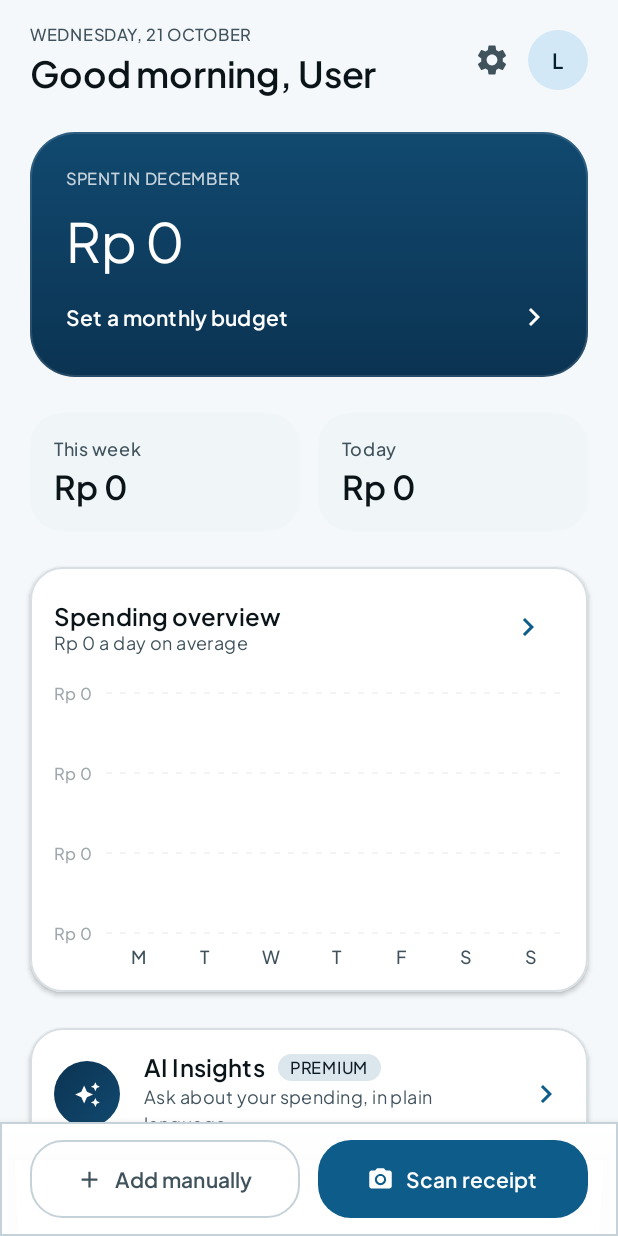
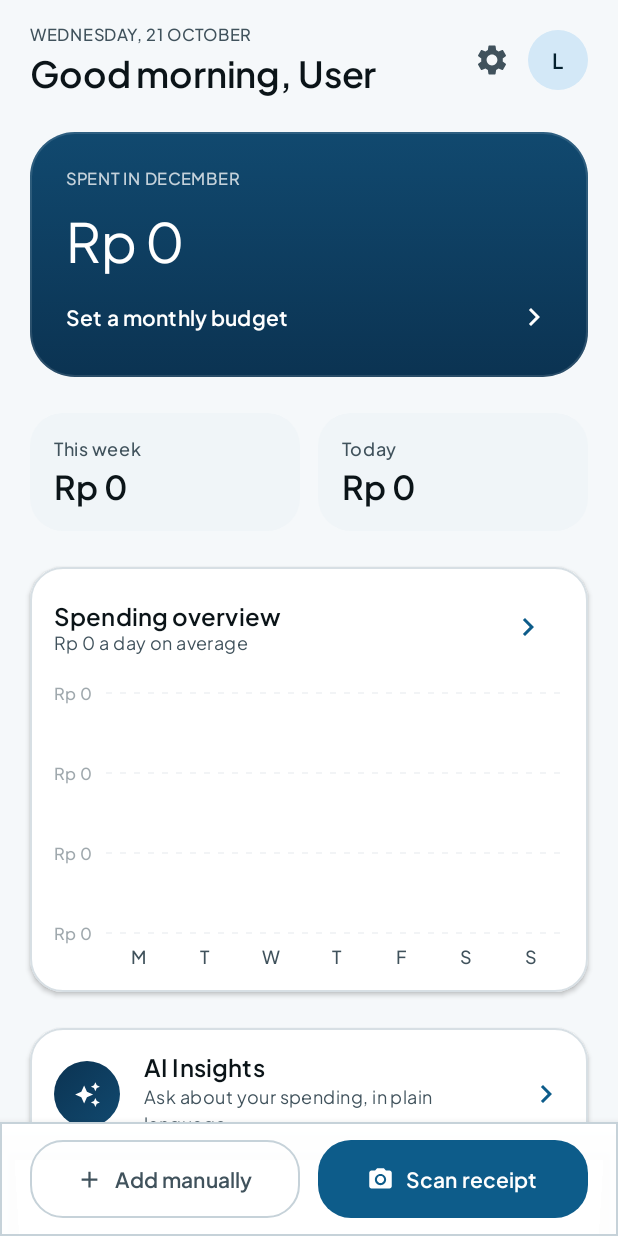
Before and after one commit to Reva0201/LenSpent, an Android app built with Jetpack Compose: the screen it shows after launch (MainActivity), after a tap on "Start tracking", on a phone screen of 412 x 824 dp. Run offline under Robolectric (Android 15) with nearby library versions, the phone set to English and light mode, and no system bars; our stand-ins replace Room's generated code; 1 statement that could not run was skipped; 1 other tap on this screen came first.

Commit message:
Theme: warmer dark scheme, designed category palette, no PREMIUM label
Dark scheme
- Was #080E12, near-black with a blue cast: against the phone's own bezel the
  page read as a hole and every card looked like a slightly different shade of
  it. Now #101418 with surfaces stepped at #181D22 / #1D2329, so a card is
  legibly above the page. Hero lifted to #1B3B52 to stay in the same family.

Category palette
- The nine category colours were Material swatches (#4CAF50, #FF7043, #AB47BC)
  that sat louder than the entire rest of the palette, and they repeat on every
  row, tile and breakdown bar. They now live in ui/theme/CategoryPalette: equal
  chroma, about 45% lightness, spaced around the wheel, red reserved for errors.
- The palette adjusts itself in dark mode, so one category cannot end up three
  shades of itself in three places.

Other
- Removed the PREMIUM pill from the AI card, the Premium prefix from the chat
  subtitle and from onboarding: there is no paid tier, so the label was
  advertising a distinction that does not exist.
- Fixed mojibake in two AI chat strings. A UTF-8 ellipsis had been written as
  raw bytes, so the input placeholder rendered as "Ask about your spending"."
  followed by garbage on screen.

```diff
--- a/app/src/main/java/org/umn/lensspent/AiChatScreen.kt
+++ b/app/src/main/java/org/umn/lensspent/AiChatScreen.kt
@@ -113,7 +113,7 @@ fun AiChatScreen(
                             fontWeight = FontWeight.Bold
                         )
                         Text(
-                            text = "Premium • Powered by DeepSeek",
+                            text = "Powered by DeepSeek",
                             style = MaterialTheme.typography.labelSmall,
                             color = MaterialTheme.colorScheme.onSurfaceVariant
                         )
@@ -235,7 +235,7 @@ private fun AwaitingReplyBubble() {
                     color = MaterialTheme.colorScheme.primary
                 )
                 Text(
-                    text = "Reading your recent spending…",
+                    text = "Reading your recent spending...",
                     style = MaterialTheme.typography.bodySmall,
                     color = MaterialTheme.colorScheme.onSurfaceVariant
                 )
@@ -263,7 +263,7 @@ private fun AiChatInputRow(
             value = draft,
             onValueChange = onDraftChange,
             modifier = Modifier.weight(1f),
-            placeholder = { Text(text = "Ask about your spending…") },
+            placeholder = { Text(text = "Ask about your spending...") },
             shape = MaterialTheme.shapes.large,
             maxLines = 4,
             keyboardOptions = KeyboardOptions(imeAction = ImeAction.Send),
--- a/app/src/main/java/org/umn/lensspent/HomeScreen.kt
+++ b/app/src/main/java/org/umn/lensspent/HomeScreen.kt
@@ -545,6 +545,12 @@ private fun SpendingOverviewCard(
  * It earns a gradient disc rather than a plain circle because it is a different kind of thing from the
  * ledger underneath: the accent is the app saying "this one costs money".
  */
+/**
+ * The AI entry point on the dashboard.
+ *
+ * No "PREMIUM" pill: the app has no paid tier behind it, so the label was advertising a distinction
+ * that does not exist. The card says what it does and lets the screen behind it say the rest.
+ */
 @Composable
 private fun AiInsightsCard(onClick: () -> Unit) {
     val hero = LocalHeroColors.current
@@ -575,30 +581,11 @@ private fun AiInsightsCard(onClick: () -> Unit) {
                 modifier = Modifier.weight(1f),
                 verticalArrangement = Arrangement.spacedBy(Spacing.xxs)
             ) {
-                Row(
-                    horizontalArrangement = Arrangement.spacedBy(Spacing.sm),
-                    verticalAlignment = Alignment.CenterVertically
-                ) {
-                    Text(
-                        text = "AI Insights",
-                        style = MaterialTheme.typography.titleMedium,
-                        color = MaterialTheme.colorScheme.onSurface
-                    )
-                    Surface(
-                        shape = MaterialTheme.shapes.small,
-                        color = MaterialTheme.colorScheme.secondaryContainer
-                    ) {
-                        Text(
-                            text = "PREMIUM",
-                            style = MaterialTheme.typography.labelSmall,
-                            color = MaterialTheme.colorScheme.onSecondaryContainer,
-                            modifier = Modifier.padding(
-                                horizontal = Spacing.sm,
-                                vertical = Spacing.xxs
-                            )
-                        )
-                    }
-                }
+                Text(
+                    text = "AI Insights",
+                    style = MaterialTheme.typography.titleMedium,
+                    color = MaterialTheme.colorScheme.onSurface
+                )
                 Text(
                     text = "Ask about your spending, in plain language",
                     style = MaterialTheme.typography.bodySmall,
--- a/app/src/main/java/org/umn/lensspent/data/local/DefaultCategories.kt
+++ b/app/src/main/java/org/umn/lensspent/data/local/DefaultCategories.kt
@@ -1,6 +1,7 @@
 package org.umn.lensspent.data.local
 
 import org.umn.lensspent.data.local.entity.CategoryEntity
+import org.umn.lensspent.ui.theme.CategoryPalette
 
 /**
  * The starting taxonomy, seeded once on first launch.
@@ -8,15 +9,73 @@ import org.umn.lensspent.data.local.entity.CategoryEntity
  * This list is the single source of truth for categories: the confirmation sheet offers exactly these
  * (plus whatever the user adds), the charts colour by [CategoryEntity.colorHex], and the on-device
  * model is later asked to choose from these names only.
+ *
+ * The colours come from `ui/theme/CategoryPalette` rather than hex literals here, so the taxonomy and
+ * the theme cannot drift apart: a category colour is a design decision, and design decisions live in
+ * one place.
  */
 val DefaultCategories: List<CategoryEntity> = listOf(
-    CategoryEntity(name = "Groceries", iconKey = "groceries", colorHex = "#4CAF50", sortOrder = 0),
-    CategoryEntity(name = "Dining", iconKey = "dining", colorHex = "#FF7043", sortOrder = 1),
-    CategoryEntity(name = "Transport", iconKey = "transport", colorHex = "#42A5F5", sortOrder = 2),
-    CategoryEntity(name = "Shopping", iconKey = "shopping", colorHex = "#AB47BC", sortOrder = 3),
-    CategoryEntity(name = "Bills", iconKey = "bills", colorHex = "#FFA726", sortOrder = 4),
-    CategoryEntity(name = "Health", iconKey = "health", colorHex = "#EF5350", sortOrder = 5),
-    CategoryEntity(name = "Entertainment", iconKey = "entertainment", colorHex = "#26C6DA", sortOrder = 6),
-    CategoryEntity(name = "Education", iconKey = "education", colorHex = "#7E57C2", sortOrder = 7),
-    CategoryEntity(name = "Other", iconKey = "other", colorHex = "#78909C", sortOrder = 8)
+    CategoryEntity(
+        name = "Groceries",
+        iconKey = "groceries",
+        colorHex = CategoryPalette.Groceries.toHex(),
+        sortOrder = 0
+    ),
+    CategoryEntity(
+        name = "Dining",
+        iconKey = "dining",
+        colorHex = CategoryPalette.Dining.toHex(),
+        sortOrder = 1
+    ),
+    CategoryEntity(
+        name = "Transport",
+        iconKey = "transport",
+        colorHex = CategoryPalette.Transport.toHex(),
+        sortOrder = 2
+    ),
+    CategoryEntity(
+        name = "Shopping",
+        iconKey = "shopping",
+        colorHex = CategoryPalette.Shopping.toHex(),
+        sortOrder = 3
+    ),
+    CategoryEntity(
+        name = "Bills",
+        iconKey = "bills",
+        colorHex = CategoryPalette.Bills.toHex(),
+        sortOrder = 4
+    ),
+    CategoryEntity(
+        name = "Health",
+        iconKey = "health",
+        colorHex = CategoryPalette.Health.toHex(),
+        sortOrder = 5
+    ),
+    CategoryEntity(
+        name = "Entertainment",
+        iconKey = "entertainment",
+        colorHex = CategoryPalette.Entertainment.toHex(),
+        sortOrder = 6
+    ),
+    CategoryEntity(
+        name = "Education",
+        iconKey = "education",
+        colorHex = CategoryPalette.Education.toHex(),
+        sortOrder = 7
+    ),
+    CategoryEntity(
+        name = "Other",
+        iconKey = "other",
+        colorHex = CategoryPalette.Other.toHex(),
+        sortOrder = 8
+    )
 )
+
+/**
+ * `#RRGGBB` in upper case, which is the shape `AndroidColor.parseColor` and the CSV export both expect.
+ *
+ * Written as one function rather than nine string literals because the palette is authored as `Color`
+ * values (so it can be previewed and compared in one file) while storage wants text.
+ */
+internal fun androidx.compose.ui.graphics.Color.toHex(): String =
+    String.format("#%02X%02X%02X", (red * 255).toInt(), (green * 255).toInt(), (blue * 255).toInt())
--- a/app/src/main/java/org/umn/lensspent/ui/components/LensComponents.kt
+++ b/app/src/main/java/org/umn/lensspent/ui/components/LensComponents.kt
@@ -12,6 +12,7 @@ import androidx.compose.foundation.background
 import androidx.compose.foundation.border
 import androidx.compose.foundation.clickable
 import androidx.compose.foundation.interaction.MutableInteractionSource
+import androidx.compose.foundation.isSystemInDarkTheme
 import androidx.compose.foundation.layout.Arrangement
 import androidx.compose.foundation.layout.Box
 import androidx.compose.foundation.layout.BoxWithConstraints
@@ -46,6 +47,7 @@ import androidx.compose.ui.unit.dp
 import org.umn.lensspent.categoryIcon
 import org.umn.lensspent.data.model.Category
 import org.umn.lensspent.formatIDR
+import org.umn.lensspent.ui.theme.CategoryPalette
 import org.umn.lensspent.ui.theme.Spacing
 
 /**
@@ -387,21 +389,25 @@ fun CategoryShareRow(
 }
 
 /**
- * The category's own colour, from the hex the taxonomy stores.
+ * The category's own colour, from the hex the taxonomy stores, adjusted for the scheme on screen.
  *
  * Categories carry a colour so the charts and the rows can be told apart at a glance. It is the one
  * place raw colour is allowed past the theme, and it is deliberately *data* rather than design: the
- * palette is the taxonomy's, seeded with the app and later editable by the user, not a set of tokens.
+ * palette is the taxonomy's, seeded from [org.umn.lensspent.ui.theme.CategoryPalette] and later editable
+ * by the user, not a set of tokens.
  *
- * An unparseable hex falls back to the theme's primary rather than throwing - a bad colour in one row
+ * Two adjustments happen here rather than at each call site. The stored hex is lifted toward white in
+ * dark mode (a mid-tone that reads well on white paper reads as a smudge on near-black), and an
+ * unparseable hex falls back to the theme's primary rather than throwing - a bad colour in one row
  * should not take a screen down.
  */
 @Composable
-fun categoryTint(colorHex: String): Color {
+fun categoryTint(colorHex: String, dark: Boolean = isSystemInDarkTheme()): Color {
     val fallback = MaterialTheme.colorScheme.primary
-    return remember(colorHex) {
+    val parsed = remember(colorHex) {
         runCatching { Color(AndroidColor.parseColor(colorHex)) }.getOrNull()
     } ?: fallback
+    return if (dark) CategoryPalette.forScheme(parsed, dark = true) else parsed
 }
 
 /**
--- a/app/src/main/java/org/umn/lensspent/ui/onboarding/OnboardingScreen.kt
+++ b/app/src/main/java/org/umn/lensspent/ui/onboarding/OnboardingScreen.kt
@@ -220,7 +220,7 @@ private fun AgreementPage(onAgree: () -> Unit) {
                     PromiseRow(
                         icon = Icons.Filled.Cloud,
                         title = "AI is opt-in",
-                        detail = "Only the Premium insights chat sends anonymised text to DeepSeek."
+                        detail = "Only the AI insights chat sends anonymised text to DeepSeek."
                     )
                 }
             }
--- /dev/null
+++ b/app/src/main/java/org/umn/lensspent/ui/theme/CategoryPalette.kt
@@ -0,0 +1,56 @@
+package org.umn.lensspent.ui.theme
+
+import androidx.compose.ui.graphics.Color
+
+/**
+ * The nine category colours, as one designed set.
+ *
+ * These are not the Material swatches the taxonomy first shipped with. Those were bright and unevenly
+ * weighted - `#4CAF50` and `#FF7043` sit at very different perceived lightness - which made the
+ * transaction list, the category tiles and the breakdown bars the loudest thing on a page whose palette
+ * is otherwise muted ink and teal. A category colour appears on every row, so it has to belong to the
+ * brand rather than sit on top of it.
+ *
+ * What unifies them: every hue is desaturated to roughly the same chroma, every one sits near 45%
+ * lightness, and they are spaced around the wheel so neighbouring categories in the list - groceries,
+ * dining, transport - never look like the same colour at a glance. Red is deliberately absent from the
+ * main set: it is the error colour, and a category that looks like a warning is a category the user
+ * reads as something going wrong.
+ *
+ * Stored on the category row as a hex string, like any user-defined category can be, so this list is a
+ * seed rather than a hard binding: a category the user adds keeps whatever colour it is given.
+ */
+object CategoryPalette {
+    val Groceries = Color(0xFF4E8C61)
+    val Dining = Color(0xFFC2704F)
+    val Transport = Color(0xFF4A7FA8)
+    val Shopping = Color(0xFF8A5E9E)
+    val Bills = Color(0xFFC08A3E)
+    val Health = Color(0xFFB65C5C)
+    val Entertainment = Color(0xFF3E8C8C)
+    val Education = Color(0xFF6B6BA8)
+    val Other = Color(0xFF6E7F8C)
+
+    /**
+     * The same colour adjusted for the scheme it is drawn on.
+     *
+     * A tint that reads as a considered mid-tone on white paper reads as a dark smudge on near-black, so
+     * in dark mode each colour is lifted toward white by a fixed amount. Doing it here rather than at
+     * each call site means a badge, a tile and a bar of the same category cannot end up three different
+     * shades of it.
+     */
+    fun forScheme(color: Color, dark: Boolean): Color =
+        if (dark) {
+            lerp(color, Color.White, 0.28f)
+        } else {
+            color
+        }
+
+    /** Straight-line mix, in the sRGB space the hex values are written in. */
+    private fun lerp(from: Color, to: Color, fraction: Float): Color = Color(
+        red = from.red + (to.red - from.red) * fraction,
+        green = from.green + (to.green - from.green) * fraction,
+        blue = from.blue + (to.blue - from.blue) * fraction,
+        alpha = 1f
+    )
+}
--- a/app/src/main/java/org/umn/lensspent/ui/theme/Color.kt
+++ b/app/src/main/java/org/umn/lensspent/ui/theme/Color.kt
@@ -39,9 +39,18 @@ private val Paper = Color(0xFFF5F8FA)
 private val PaperRaised = Color(0xFFFFFFFF)
 private val PaperSunk = Color(0xFFE9F0F4)
 
-private val Night = Color(0xFF080E12)
-private val NightRaised = Color(0xFF0D151A)
-private val NightSunk = Color(0xFF151F26)
+/**
+ * The dark scheme's spine: warm-neutral charcoal rather than blue-black.
+ *
+ * The first dark palette was `#080E12` - near-black with a blue cast. It looked fine in isolation and
+ * wrong on a real screen: against a phone's own black bezel and status bar the page read as a hole, and
+ * the blue tint made every card look like a slightly different shade of the background. These values are
+ * a touch lighter and almost neutral, with the blue kept to a hint rather than a cast. That is what lets
+ * a card at `NightRaised` be legibly *above* the page instead of a rectangle you have to hunt for.
+ */
+private val Night = Color(0xFF101418)
+private val NightRaised = Color(0xFF181D22)
+private val NightSunk = Color(0xFF1D2329)
 
 private val Red600 = Color(0xFFB3261E)
 private val Red300 = Color(0xFFFFB4AB)
@@ -93,8 +102,8 @@ internal val LightHeroColors = HeroColors(
  * surface from the page, so it is lighter than `background`, not darker.
  */
 internal val DarkHeroColors = HeroColors(
-    start = Color(0xFF12314A),
-    end = Color(0xFF0E2333),
+    start = Color(0xFF1B3B52),
+    end = Color(0xFF142B3D),
     content = Color(0xFFE6F1F7),
     contentMuted = Color(0xFFE6F1F7).copy(alpha = 0.72f),
     accent = Color(0xFF5FD8CB)
@@ -175,10 +184,10 @@ internal val LensSpentDarkColors = darkColorScheme(
     outlineVariant = Color(0xFF33434C),
     scrim = Color.Black,
     surfaceBright = Color(0xFF2A3A44),
-    surfaceDim = Night,
-    surfaceContainerLowest = Ink900,
-    surfaceContainerLow = Color(0xFF111A20),
+    surfaceDim = Color(0xFF0C1013),
+    surfaceContainerLowest = Color(0xFF0A0E11),
+    surfaceContainerLow = Color(0xFF151A1F),
     surfaceContainer = NightSunk,
-    surfaceContainerHigh = Color(0xFF1B262E),
-    surfaceContainerHighest = Color(0xFF22303A)
+    surfaceContainerHigh = Color(0xFF232A31),
+    surfaceContainerHighest = Color(0xFF2C343C)
 )
--- a/app/src/main/res/values-night/colors.xml
+++ b/app/src/main/res/values-night/colors.xml
@@ -1,5 +1,5 @@
 <?xml version="1.0" encoding="utf-8"?>
 <resources>
     <!-- Kept in step with `background` in LensSpentLightColors / LensSpentDarkColors. -->
-    <color name="lensspent_window_background">#FF080E12</color>
+    <color name="lensspent_window_background">#FF101418</color>
 </resources>
```
Also changed, not shown: 7 other files.
